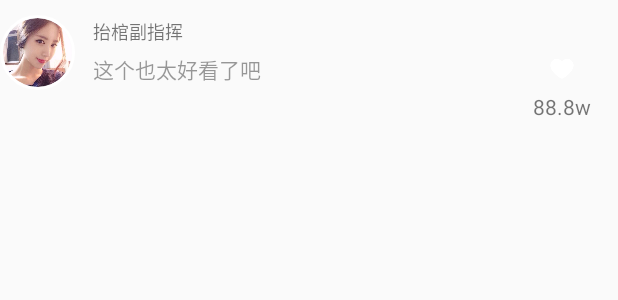
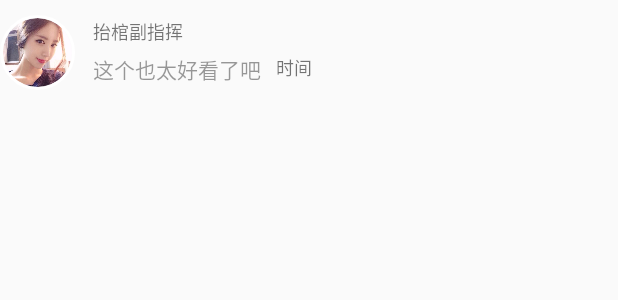
Before and after one commit to SummerFighter/SummerWorkspace, an Android app: the layout item_comment.xml on its own in the app's theme, with its tools: preview values and no code run, on a phone screen of 412 x 824 dp. Shown: the top 300 px of the screen. Run offline under Robolectric (Android 15) with nearby library versions, the phone set to English and light mode, and no system bars.

Commit message:
又改了一下评论item，加了时间

```diff
--- a/DouyinDemo-master/app/src/main/java/com/example/administrator/douyin/DetailActivity.java
+++ b/DouyinDemo-master/app/src/main/java/com/example/administrator/douyin/DetailActivity.java
@@ -14,6 +14,7 @@ import android.view.View;
 import android.view.WindowManager;
 import android.widget.ImageButton;
 import android.widget.ImageView;
+import android.widget.ProgressBar;
 import android.widget.TextView;
 import android.widget.Toast;
 import android.widget.VideoView;
@@ -41,6 +42,7 @@ public class DetailActivity extends AppCompatActivity {
     private ImageView imgThumb;
 
     private FullWindowVideoView fullVideoView;
+    private ProgressBar loadVideoProgressBar;
     MyLayoutManager myLayoutManager;
 
     private boolean isBuffer;
@@ -163,6 +165,8 @@ public class DetailActivity extends AppCompatActivity {
         fullVideoView.requestFocus();
         imgPlay=holder.getView(R.id.img_play);
         imgThumb=holder.getView(R.id.img_thumb);
+        loadVideoProgressBar=holder.getView(R.id.load_video_progressBar);
+        loadVideoProgressBar.setVisibility(View.VISIBLE);
         TextView commentView = holder.getView(R.id.comment_num);
         TextView shareView = holder.getView(R.id.share);
 
@@ -206,9 +210,11 @@ public class DetailActivity extends AppCompatActivity {
                     if (!fullVideoView.isPlaying()) {
                         mp.start();
                     }
+                    loadVideoProgressBar.setVisibility(View.INVISIBLE);
                 }
                 else if(what == MediaPlayer.MEDIA_INFO_BUFFERING_START){
                     //缓冲中
+                    loadVideoProgressBar.setVisibility(View.VISIBLE);
                     isBuffer = true;
                 }else if (what == MediaPlayer.MEDIA_INFO_BUFFERING_END) {
                     //恢复播放
--- a/DouyinDemo-master/app/src/main/res/layout/item_comment.xml
+++ b/DouyinDemo-master/app/src/main/res/layout/item_comment.xml
@@ -16,7 +16,7 @@
         app:civ_border_color="@android:color/white"
         app:civ_border_width="2dp" />
 
-    <LinearLayout
+    <RelativeLayout
         android:layout_width="0dp"
         android:layout_weight="1"
         android:layout_height="wrap_content"
@@ -37,27 +37,25 @@
             android:layout_height="wrap_content"
             android:text="这个也太好看了吧"
             android:textColor="@color/black_overlay"
+            android:layout_below="@id/tv_nickname"
             android:textSize="14sp"
             android:layout_marginTop="5dp" />
-    </LinearLayout>
-
-    <LinearLayout
-        android:layout_width="wrap_content"
-        android:layout_height="wrap_content"
-        android:orientation="vertical"
-        android:gravity="center_horizontal"
-        android:padding="12dp">
 
         <TextView
-            android:id="@+id/like"
-            android:layout_width="50dp"
-            android:layout_height="50dp"
-            android:drawableTop="@mipmap/heart_icon"
-            android:layout_marginTop="16dp"
-            android:text="88.8w"
-            android:gravity="center"
+            android:id="@+id/tv_time"
+            android:layout_width="wrap_content"
+            android:layout_height="wrap_content"
+            android:layout_marginStart="10dp"
+            android:layout_marginTop="24dp"
+            android:layout_toEndOf="@+id/tv_content"
+            android:text="时间"
+            android:textSize="12sp" />
+        <View
+            android:layout_width="match_parent"
+            android:layout_height="1px"
+            android:layout_below="@id/tv_content"
+            android:layout_marginTop="15dp"
             />
-
-    </LinearLayout>
+    </RelativeLayout >
 
 </LinearLayout>
```
Also changed, not shown: DouyinDemo-master/app/src/main/java/adapter/CommentAdapter.java (+3 -30 lines).
